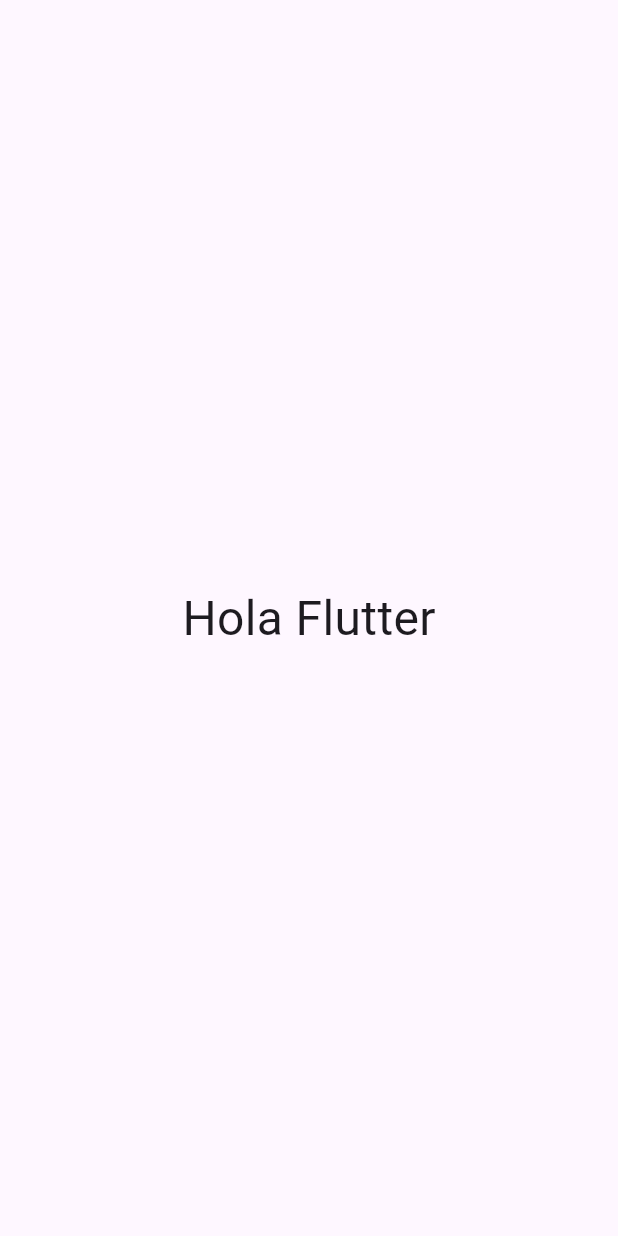
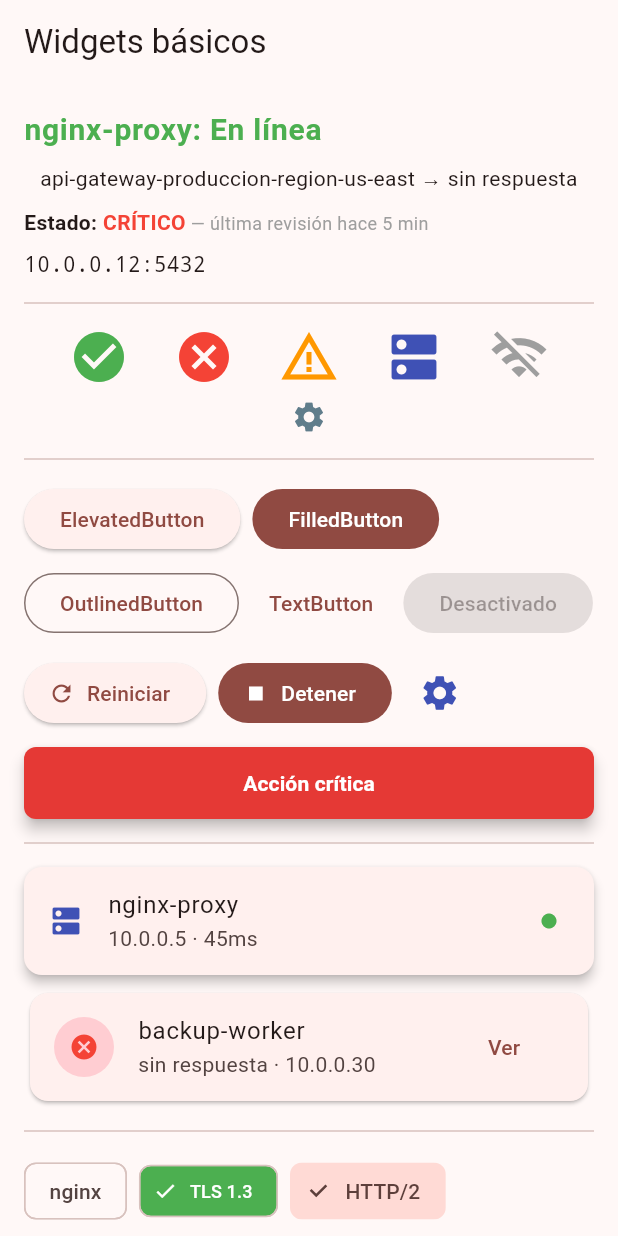
Before and after one commit to AlexMa77/programacion_4_manana_macias, a Flutter app: the screen it shows after launch, on a phone screen of 412 x 824 dp. Run offline on Flutter 3.47's test engine with Material 3 defaults, Android fonts, the phone set to English and light mode, and no system bars.

Commit message:
Clase 2026-06-07

```diff
--- a/modulo_3/modulo06_widgets/lib/main.dart
+++ b/modulo_3/modulo06_widgets/lib/main.dart
@@ -1,5 +1,6 @@
 // lib/main.dart
 import 'package:flutter/material.dart';
+import 'package:modulo06_widgets/widgets/catalogo_basicos.dart';
 
 // ┌──────────────────────────────────────────────────────────────────┐
 // │  Cambia este número y guarda (Ctrl+S) para navegar entre pasos. │
@@ -12,19 +13,43 @@
 // │  7  Paso 5   BuildContext                                        │
 // │  8  Paso 6   Composición de widgets                             │
 // └──────────────────────────────────────────────────────────────────┘
-const int paso = 1;
+const int paso = 2;
 
 void main() => runApp(MaterialApp(
   debugShowCheckedModeBanner: false,
+  theme: ThemeData(colorSchemeSeed: Colors.red),
   home: switch (paso) {
     1 => const Scaffold(body: Center(child: Saludo())),
+    2 => const CatalogoBasicos(),
     _ => Scaffold(body: Center(child: Text('Paso $paso: crea el widget primero'))),
   },
 ));
 
+
 class Saludo extends StatelessWidget {
   const Saludo({super.key});
+
   @override
-  Widget build(BuildContext context) =>
-      const Text('Hola Flutter', style: TextStyle(fontSize: 32));
+  Widget build(BuildContext context) {
+    // Describe cómo se ve
+    return const SelectableText(
+      'Aunque la NOAA detectó condiciones asociadas al fenómeno y modelos anti',
+      style: TextStyle(
+        fontSize: 32,
+        fontWeight: FontWeight.bold,
+        letterSpacing: 4,
+        color: Color.fromARGB(255, 58, 154, 183),
+        shadows: [
+          Shadow(
+            color: Colors.black26,
+            blurRadius: 4,
+            offset: Offset(2, 2),
+          ),
+        ],
+      ), // TextStyle
+      textAlign: TextAlign.left,
+      //overflow: TextOverflow.ellipsis,
+      maxLines: 3,
+    ); // Text
+  }
 }
--- /dev/null
+++ b/modulo_3/modulo06_widgets/lib/widgets/catalogo_basicos.dart
@@ -0,0 +1,195 @@
+import 'package:flutter/material.dart';
+
+class CatalogoBasicos extends StatelessWidget {
+  const CatalogoBasicos({super.key});
+
+  @override
+  Widget build(BuildContext context) {
+    return Scaffold(
+      appBar: AppBar(title: const Text('Widgets básicos')),
+      body: ListView(
+        padding: const EdgeInsets.all(16),
+        children: [
+
+          // ── Bloque 1: Text ────────────────────────────────────────────
+          const Text(
+            'nginx-proxy: En línea',
+            style: TextStyle(
+              fontSize:      20,
+              fontWeight:    FontWeight.bold,
+              color:         Colors.green,
+              letterSpacing: 0.5,
+            ),
+          ),
+          const SizedBox(height: 8),
+          SizedBox(
+            width: double.infinity,
+            child: Text(
+              'api-gateway-produccion-region-us-east → sin respuesta',
+              textAlign: TextAlign.center,
+              maxLines:  1,
+              overflow:  TextOverflow.ellipsis,
+            ),
+          ),
+          const SizedBox(height: 8),
+          const Text.rich(
+            TextSpan(children: [
+              TextSpan(text: 'Estado: ',
+                  style: TextStyle(fontWeight: FontWeight.w600)),
+              TextSpan(text: 'CRÍTICO',
+                  style: TextStyle(color: Colors.red, fontWeight: FontWeight.bold)),
+              TextSpan(text: ' — última revisión hace 5 min',
+                  style: TextStyle(color: Colors.grey, fontSize: 12)),
+            ]),
+          ),
+          const SizedBox(height: 8),
+          const SelectableText('10.0.0.12:5432',
+              style: TextStyle(fontFamily: 'monospace', fontSize: 14)),
+          const Divider(height: 32),
+
+          // ── Bloque 2: Icon ────────────────────────────────────────────
+          Row(
+            mainAxisAlignment: MainAxisAlignment.spaceEvenly,
+            children: const [
+              Icon(Icons.check_circle,  size: 40, color: Colors.green),
+              Icon(Icons.cancel,        size: 40, color: Colors.red),
+              Icon(Icons.warning_amber, size: 40, color: Colors.orange),
+              Icon(Icons.dns,           size: 40, color: Colors.indigo),
+              Icon(Icons.wifi_off,      size: 40, color: Colors.grey),
+            ],
+          ),
+          const SizedBox(height: 8),
+          const Icon(Icons.settings, size: 24, color: Colors.blueGrey,
+              semanticLabel: 'Configuración'),
+          const Divider(height: 32),
+
+          // ── Bloque 3: Botones ─────────────────────────────────────────
+          Wrap(
+            spacing: 8, runSpacing: 8,
+            children: [
+              ElevatedButton(onPressed: () {}, child: const Text('ElevatedButton')),
+              FilledButton(  onPressed: () {}, child: const Text('FilledButton')),
+              OutlinedButton(onPressed: () {}, child: const Text('OutlinedButton')),
+              TextButton(    onPressed: () {}, child: const Text('TextButton')),
+              ElevatedButton(onPressed: null,  child: const Text('Desactivado')),
+            ],
+          ),
+          const SizedBox(height: 12),
+          Wrap(
+            spacing: 8, runSpacing: 8,
+            children: [
+              ElevatedButton.icon(
+                onPressed: () {},
+                icon:  const Icon(Icons.refresh, size: 18),
+                label: const Text('Reiniciar'),
+              ),
+              FilledButton.icon(
+                onPressed: () {},
+                icon:  const Icon(Icons.stop, size: 18),
+                label: const Text('Detener'),
+              ),
+              IconButton(
+                onPressed: () {},
+                icon:     const Icon(Icons.settings),
+                color:    Colors.indigo,
+                iconSize: 28,
+              ),
+            ],
+          ),
+          const SizedBox(height: 12),
+          ElevatedButton(
+            onPressed: () {},
+            style: ElevatedButton.styleFrom(
+              backgroundColor: Colors.red.shade600,
+              foregroundColor: Colors.white,
+              padding:     const EdgeInsets.symmetric(horizontal: 32, vertical: 14),
+              shape: RoundedRectangleBorder(
+                  borderRadius: BorderRadius.circular(8)),
+              elevation:   4,
+              minimumSize: const Size(double.infinity, 0),
+            ),
+            child: const Text('Acción crítica',
+                style: TextStyle(fontWeight: FontWeight.bold)),
+          ),
+          const Divider(height: 32),
+
+          // ── Bloque 4: Card y ListTile ─────────────────────────────────
+          Card(
+            elevation: 3,
+            margin: const EdgeInsets.only(bottom: 8),
+            shape: RoundedRectangleBorder(
+                borderRadius: BorderRadius.circular(12)),
+            child: ListTile(
+              leading:  const Icon(Icons.dns, color: Colors.indigo),
+              title:    const Text('nginx-proxy'),
+              subtitle: const Text('10.0.0.5 · 45ms'),
+              trailing: const Icon(Icons.circle, color: Colors.green, size: 12),
+              onTap:    () {},
+            ),
+          ),
+          Card(
+            elevation: 1,
+            child: ListTile(
+              leading: CircleAvatar(
+                backgroundColor: Colors.red.shade100,
+                child: const Icon(Icons.cancel, color: Colors.red, size: 20),
+              ),
+              title:    const Text('backup-worker'),
+              subtitle: const Text('sin respuesta · 10.0.0.30'),
+              trailing: TextButton(
+                  onPressed: () {}, child: const Text('Ver')),
+            ),
+          ),
+          const Divider(height: 32),
+
+          // ── Bloque 5: Chip ────────────────────────────────────────────
+          Wrap(
+            spacing: 8, runSpacing: 8,
+            children: [
+              const Chip(label: Text('nginx')),
+              const Chip(
+                avatar:          Icon(Icons.check, size: 16, color: Colors.white),
+                label:           Text('TLS 1.3'),
+                backgroundColor: Colors.green,
+                labelStyle: TextStyle(color: Colors.white, fontSize: 12),
+              ),
+              FilterChip(
+                label: const Text('HTTP/2'),
+                selected: true, onSelected: (_) {},
+              ),
+              ActionChip(
+                label:     const Text('Ver logs'),
+                avatar:    const Icon(Icons.open_in_new, size: 16),
+                onPressed: () {},
+              ),
+            ],
+          ),
+          const Divider(height: 32),
+
+          // ── Bloque 6: Indicadores de progreso ────────────────────────
+          Row(
+            mainAxisAlignment: MainAxisAlignment.spaceEvenly,
+            children: const [
+              SizedBox(width: 48, height: 48,
+                  child: CircularProgressIndicator()),
+              SizedBox(width: 48, height: 48,
+                  child: CircularProgressIndicator(
+                    value: 0.7, color: Colors.green, strokeWidth: 6)),
+              SizedBox(width: 48, height: 48,
+                  child: CircularProgressIndicator(
+                    value: 0.3, color: Colors.red,
+                    strokeWidth: 3, strokeCap: StrokeCap.round)),
+            ],
+          ),
+          const SizedBox(height: 16),
+          const LinearProgressIndicator(),
+          const SizedBox(height: 8),
+          const LinearProgressIndicator(value: 0.6, color: Colors.indigo),
+          const SizedBox(height: 8),
+          const LinearProgressIndicator(
+              value: 1.0, color: Colors.green, minHeight: 6),
+        ],
+      ),
+    );
+  }
+}
```
